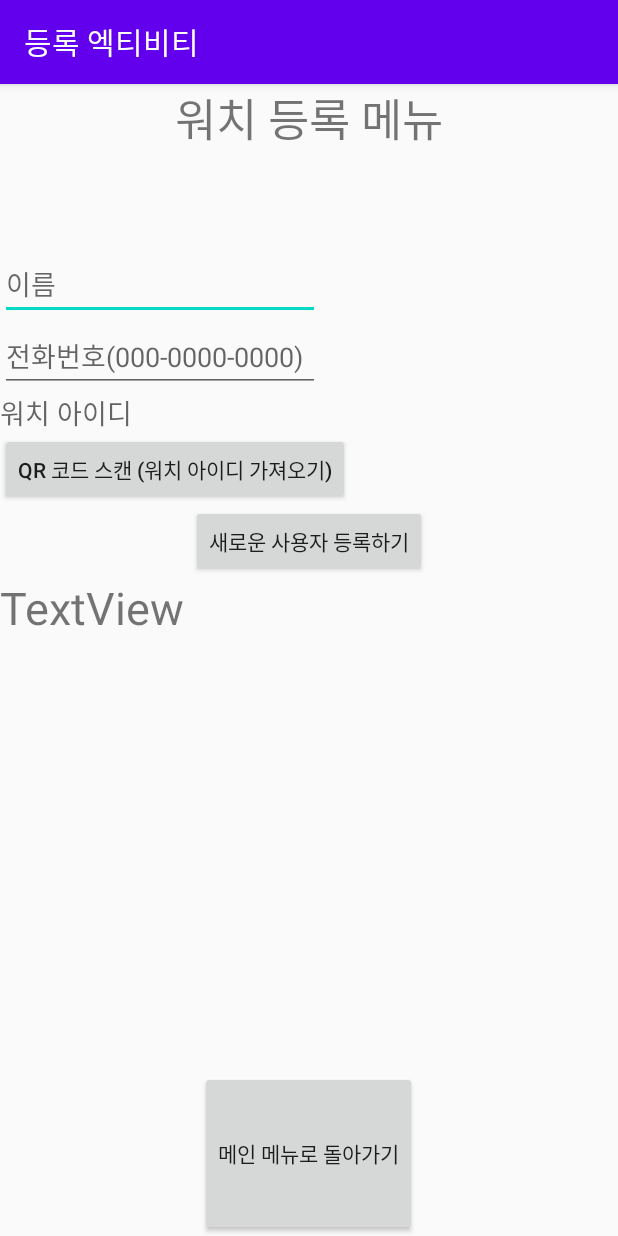
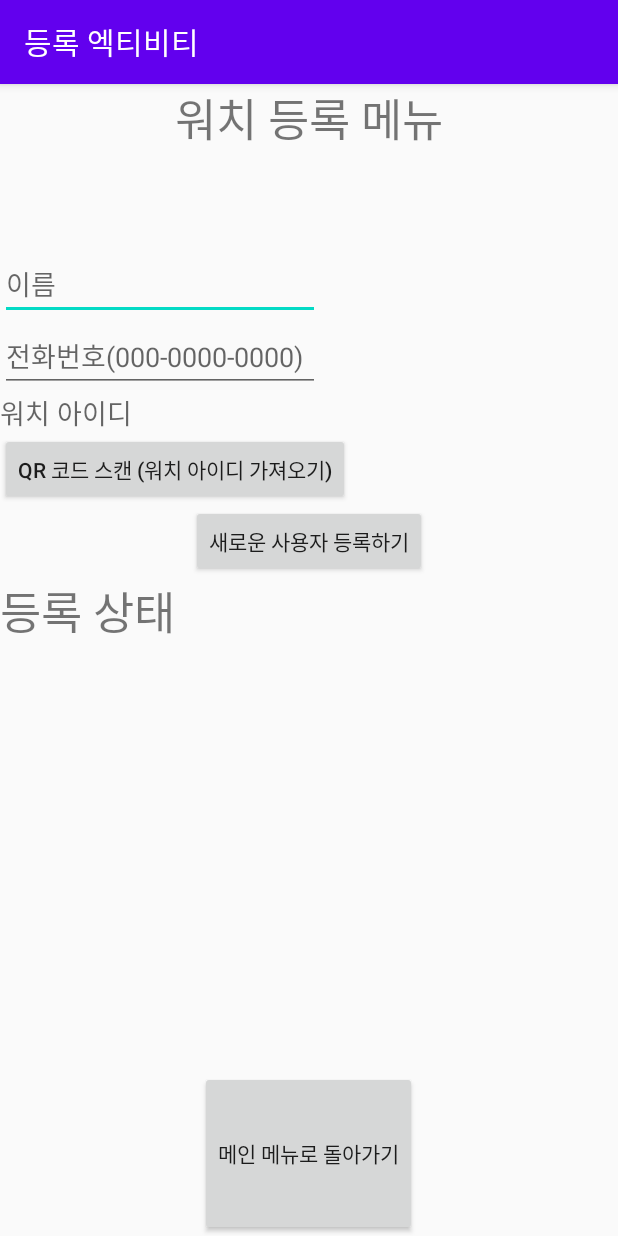
Before and after one commit to kookmin-sw/capstone-2020-19, an Android app: the registerMenu screen opened directly, with no data from a screen before it, on a phone screen of 412 x 824 dp. Run offline under Robolectric (Android 15) with nearby library versions, the phone set to English and light mode, and no system bars; our stand-ins replace Volley; libraries missing offline, so code that uses them is left out: com.google.zxing.integration; 1 statement that could not run was skipped.

Commit message:
silverwatch 2 mk3

```diff
--- a/src/android-app/SilverWatch2/app/src/main/java/capstone/kookmin/silverwatch/registerMenu.java
+++ b/src/android-app/SilverWatch2/app/src/main/java/capstone/kookmin/silverwatch/registerMenu.java
@@ -108,7 +108,7 @@ public class registerMenu extends AppCompatActivity {
             public void onResponse(JSONObject response) {
                 try {
                     VolleyLog.v("Response:%n %s", response.toString(4));
-                    responseView.setText("등록 성공" + response.toString());
+                    responseView.setText("등록 성공");
                 } catch (JSONException e) {
                     e.printStackTrace();
                 }
--- a/src/android-app/SilverWatch2/app/src/main/res/layout/activity_register_menu.xml
+++ b/src/android-app/SilverWatch2/app/src/main/res/layout/activity_register_menu.xml
@@ -67,7 +67,7 @@
             android:id="@+id/responseView"
             android:layout_width="match_parent"
             android:layout_height="wrap_content"
-            android:text="TextView"
+            android:text="등록 상태"
             android:textSize="30sp" />
 
     </LinearLayout>
```
